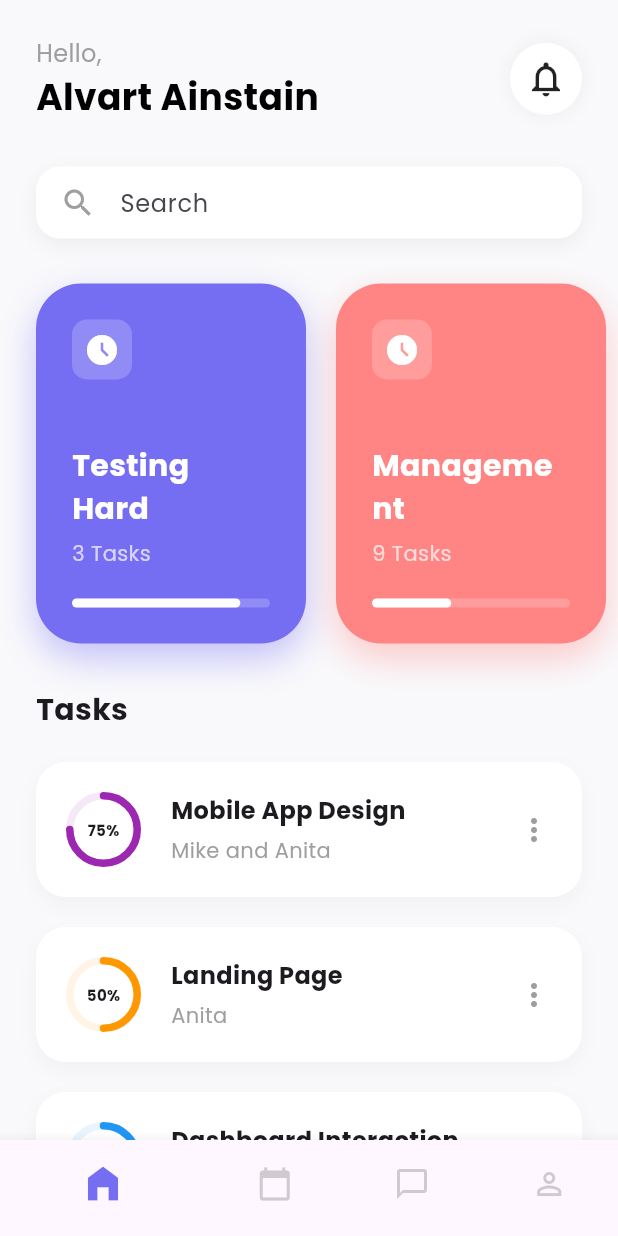
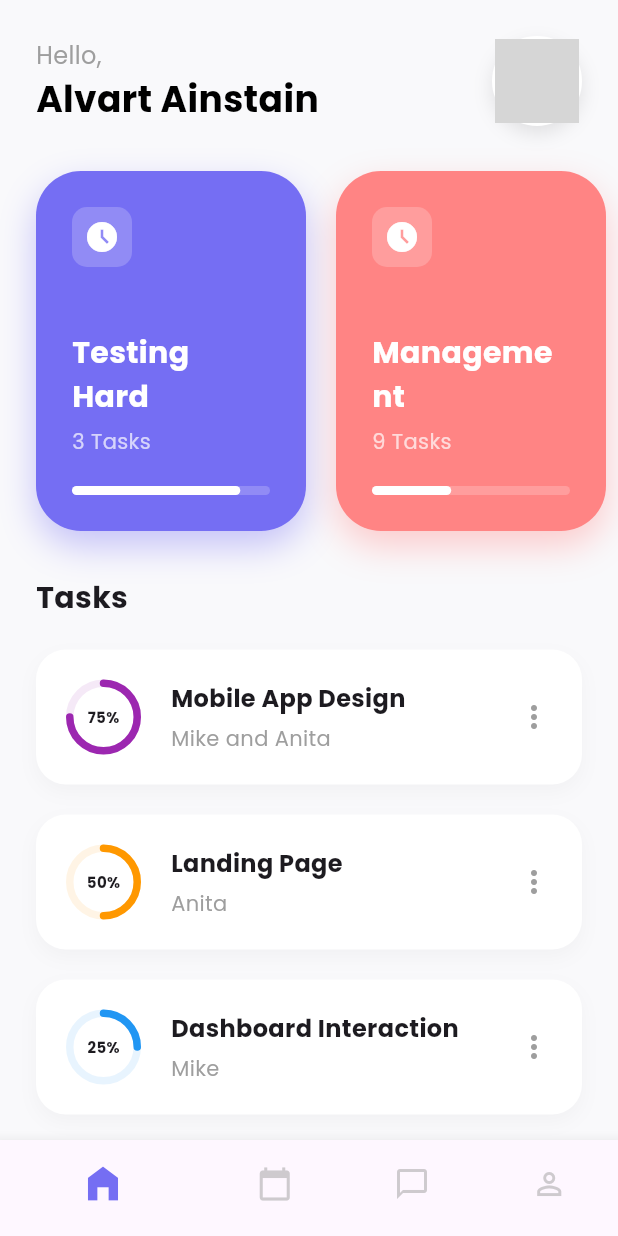
Before and after one commit to PizzaforPaw/Project-manager-app-using-flutter, a Flutter app: the DashboardScreen screen opened directly, on a phone screen of 412 x 824 dp. Run offline on Flutter 3.47's test engine with Material 3 defaults, Android fonts, the phone set to English and light mode, and no system bars; drawn by our look-alikes of percent_indicator; our stand-ins replace firebase_auth, firebase_core, google_fonts; accounts and stored records are empty; network calls fail; grey boxes are pictures that could not be loaded.

Commit message:
update dashboard screen

```diff
--- a/lib/screen/dashboard_screen.dart
+++ b/lib/screen/dashboard_screen.dart
@@ -16,7 +16,7 @@ class DashboardScreen extends StatelessWidget {
             child: Column(
               crossAxisAlignment: CrossAxisAlignment.start,
               children: [
-                // 1. TOP BAR (Hello User)
+                // 1. TOP BAR (Hello User + Avatar)
                 Row(
                   mainAxisAlignment: MainAxisAlignment.spaceBetween,
                   children: [
@@ -40,48 +40,29 @@ class DashboardScreen extends StatelessWidget {
                         ),
                       ],
                     ),
+                    // --- CHANGED SECTION START ---
                     Container(
-                      padding: const EdgeInsets.all(10),
                       decoration: BoxDecoration(
-                        color: Colors.white,
                         shape: BoxShape.circle,
+                        // Optional: White border to make it pop against the background
+                        border: Border.all(color: Colors.white, width: 2),
                         boxShadow: [
                           BoxShadow(
-                            color: Colors.black.withOpacity(0.05),
+                            color: Colors.black.withOpacity(0.1),
                             blurRadius: 10,
+                            offset: const Offset(0, 5),
                           ),
                         ],
                       ),
-                      child: const Icon(Icons.notifications_none, size: 28),
+                      child: const CircleAvatar(
+                        radius: 28, // Size of the avatar
+                        backgroundImage: NetworkImage(
+                            'https://i.pravatar.cc/300?img=12'), // Placeholder Image
+                      ),
                     )
+                    // --- CHANGED SECTION END ---
                   ],
                 ),
-
-                const SizedBox(height: 30),
-
-                // 2. SEARCH BAR
-                Container(
-                  padding: const EdgeInsets.symmetric(horizontal: 16),
-                  decoration: BoxDecoration(
-                    color: Colors.white,
-                    borderRadius: BorderRadius.circular(16),
-                    boxShadow: [
-                      BoxShadow(
-                        color: Colors.black.withOpacity(0.05),
-                        blurRadius: 10,
-                        offset: const Offset(0, 4),
-                      ),
-                    ],
-                  ),
-                  child: const TextField(
-                    decoration: InputDecoration(
-                      border: InputBorder.none,
-                      hintText: "Search",
-                      icon: Icon(Icons.search, color: Colors.grey),
-                    ),
-                  ),
-                ),
-
                 const SizedBox(height: 30),
 
                 // 3. HORIZONTAL PROJECT LIST
@@ -120,9 +101,11 @@ class DashboardScreen extends StatelessWidget {
                 const SizedBox(height: 20),
 
                 // 5. VERTICAL TASK LIST
-                _buildTaskRow("Mobile App Design", "Mike and Anita", 0.75, Colors.purple),
+                _buildTaskRow("Mobile App Design", "Mike and Anita", 0.75,
+                    Colors.purple),
                 _buildTaskRow("Landing Page", "Anita", 0.50, Colors.orange),
-                _buildTaskRow("Dashboard Interaction", "Mike", 0.25, Colors.blue),
+                _buildTaskRow(
+                    "Dashboard Interaction", "Mike", 0.25, Colors.blue),
               ],
             ),
           ),
@@ -136,9 +119,11 @@ class DashboardScreen extends StatelessWidget {
         selectedItemColor: const Color(0xFF756EF3),
         unselectedItemColor: Colors.grey.withOpacity(0.5),
         items: const [
-          BottomNavigationBarItem(icon: Icon(Icons.home_filled, size: 30), label: ""),
+          BottomNavigationBarItem(
+              icon: Icon(Icons.home_filled, size: 30), label: ""),
           BottomNavigationBarItem(icon: Icon(Icons.calendar_today), label: ""),
-          BottomNavigationBarItem(icon: Icon(Icons.chat_bubble_outline), label: ""),
+          BottomNavigationBarItem(
+              icon: Icon(Icons.chat_bubble_outline), label: ""),
           BottomNavigationBarItem(icon: Icon(Icons.person_outline), label: ""),
         ],
       ),
@@ -146,7 +131,11 @@ class DashboardScreen extends StatelessWidget {
   }
 
   // WIDGET: The Colorful Project Card
-  Widget _buildProjectCard({required String title, required String subtitle, required Color color, required double percent}) {
+  Widget _buildProjectCard(
+      {required String title,
+      required String subtitle,
+      required Color color,
+      required double percent}) {
     return Container(
       width: 180,
       margin: const EdgeInsets.only(right: 20),
@@ -223,7 +212,9 @@ class DashboardScreen extends StatelessWidget {
             radius: 25.0,
             lineWidth: 5.0,
             percent: percent,
-            center: Text("${(percent * 100).toInt()}%", style: const TextStyle(fontSize: 10, fontWeight: FontWeight.bold)),
+            center: Text("${(percent * 100).toInt()}%",
+                style:
+                    const TextStyle(fontSize: 10, fontWeight: FontWeight.bold)),
             progressColor: color,
             backgroundColor: color.withOpacity(0.1),
             circularStrokeCap: CircularStrokeCap.round,
@@ -235,7 +226,8 @@ class DashboardScreen extends StatelessWidget {
               children: [
                 Text(
                   title,
-                  style: const TextStyle(fontSize: 16, fontWeight: FontWeight.bold),
+                  style: const TextStyle(
+                      fontSize: 16, fontWeight: FontWeight.bold),
                 ),
                 const SizedBox(height: 5),
                 Text(
```
